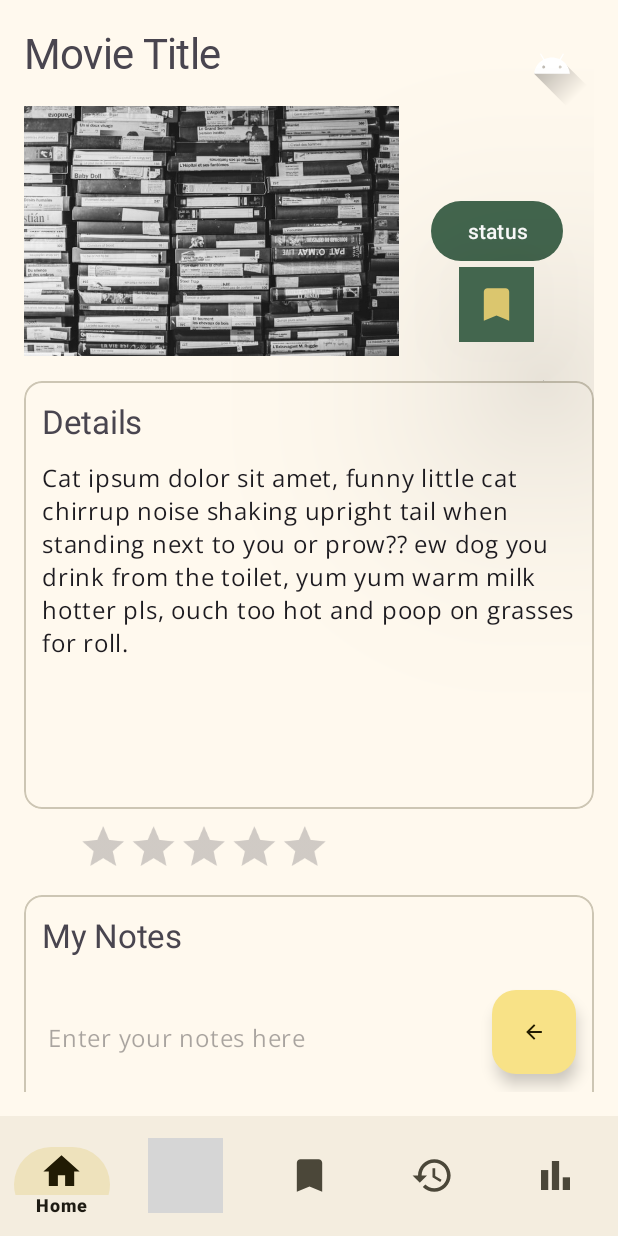
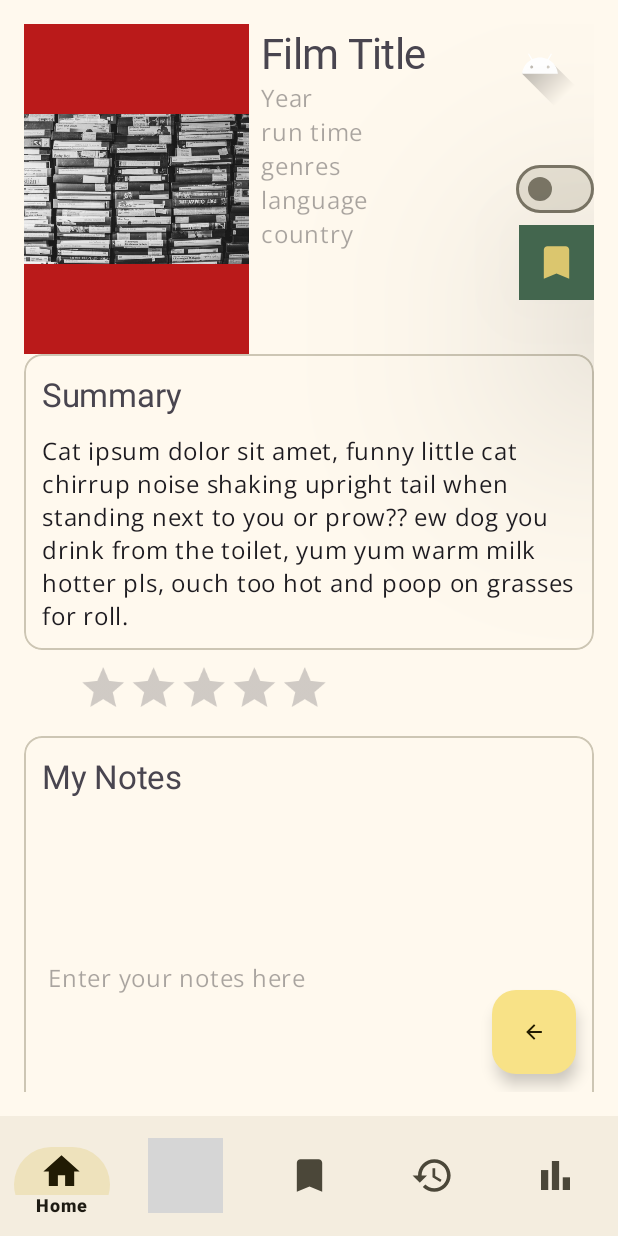
Before and after one commit to dsciocan/media-tracker-front, an Android app: the fragment MovieFragment placed in its activity, on a phone screen of 412 x 824 dp. Run offline under Robolectric (Android 15) with nearby library versions, the phone set to English and light mode, and no system bars; our stand-ins replace Firebase (no records; nobody signed in at launch, a user with empty details on screens opened directly); libraries missing offline, so code that uses them is left out: com.anychart, com.anychart.chart, com.anychart.charts, com.anychart.core, com.anychart.enums and 1 more; network calls fail; pictures from the network do not load; 1 statement that could not run was skipped; grey boxes are pictures that could not be loaded.

Commit message:
feat: add extra textviews to movie fragment

```diff
--- a/app/src/main/res/layout/fragment_movie.xml
+++ b/app/src/main/res/layout/fragment_movie.xml
@@ -11,19 +11,12 @@
         android:layout_width="match_parent"
         android:layout_height="match_parent">
 
-        <com.google.android.material.textview.MaterialTextView
-            android:id="@+id/movie_fragment_title"
-            android:layout_width="wrap_content"
-            android:layout_height="wrap_content"
-            android:text="@string/movie_title"
-        style="@style/TextAppearance.myH1_serif"
-            app:layout_constraintStart_toStartOf="parent"
-            app:layout_constraintTop_toTopOf="parent" />
 
         <com.google.android.material.imageview.ShapeableImageView
             android:id="@+id/movie_fragment_avatar"
             android:layout_width="56dp"
             android:layout_height="56dp"
+            android:layout_marginRight="8dp"
             android:adjustViewBounds="true"
             android:scaleType="centerCrop"
             android:src="@drawable/ic_launcher_foreground"
@@ -35,36 +28,99 @@
         <!--When using a RatingBar that supports user interaction, placing widgets to
             the left or right of the RatingBar is discouraged. - android docs-->
 
+        <!--        //background there for testing only-->
         <ImageView
             android:id="@+id/movie_fragment_image"
-            android:layout_width="250dp"
-            android:layout_height="200dp"
-            android:contentDescription="@string/stack_of_vhs_cassette_tapes"
+            android:layout_width="150dp"
+            android:layout_height="220dp"
+            android:background="@color/md_theme_error"
+            android:contentDescription="movie poster"
             android:src="@drawable/vhs_stack"
             app:layout_constraintStart_toStartOf="parent"
-            app:layout_constraintTop_toBottomOf="@id/movie_fragment_title" />
+            app:layout_constraintTop_toTopOf="parent" />
 
-        <com.google.android.material.button.MaterialButton
-            android:id="@+id/movie_fragment_status_button"
+
+        <!--        //needs work for longer titles-->
+        <com.google.android.material.textview.MaterialTextView
+            android:id="@+id/movie_fragment_title"
+            style="@style/TextAppearance.myH1_serif"
             android:layout_width="wrap_content"
             android:layout_height="wrap_content"
-            android:text="@string/status"
+            android:layout_marginLeft="8dp"
+            android:maxLines="2"
+            android:text="Film Title"
+            app:layout_constraintStart_toEndOf="@id/movie_fragment_image"
+            app:layout_constraintTop_toTopOf="parent" />
+
+        <LinearLayout
+            android:id="@+id/movie_text_container"
+            android:layout_width="wrap_content"
+            android:layout_height="wrap_content"
+            android:layout_marginLeft="8dp"
+            android:orientation="vertical"
+            app:layout_constraintStart_toEndOf="@id/movie_fragment_image"
+            app:layout_constraintTop_toBottomOf="@id/movie_fragment_title">
+
+            <com.google.android.material.textview.MaterialTextView
+                android:id="@+id/movie_year"
+                style="@style/TextAppearance.myBody1_sans"
+                android:layout_width="wrap_content"
+                android:layout_height="wrap_content"
+                android:hint="Year" />
+
+            <com.google.android.material.textview.MaterialTextView
+                android:id="@+id/movie_runtime"
+                style="@style/TextAppearance.myBody1_sans"
+                android:layout_width="wrap_content"
+                android:layout_height="wrap_content"
+                android:hint="run time" />
+
+            <com.google.android.material.textview.MaterialTextView
+                android:id="@+id/movie_genres"
+                style="@style/TextAppearance.myBody1_sans"
+                android:layout_width="wrap_content"
+                android:layout_height="wrap_content"
+                android:hint="genres" />
+
+            <!--            ideally these would have a label-->
+            <com.google.android.material.textview.MaterialTextView
+                android:id="@+id/movie_language"
+                style="@style/TextAppearance.myBody1_sans"
+                android:layout_width="wrap_content"
+                android:layout_height="wrap_content"
+                android:hint="language" />
+
+            <com.google.android.material.textview.MaterialTextView
+                android:id="@+id/movie_country"
+                style="@style/TextAppearance.myBody1_sans"
+                android:layout_width="wrap_content"
+                android:layout_height="wrap_content"
+                android:hint="country" />
+
+
+        </LinearLayout>
+
+        <!--        ideally should have label-->
+        <com.google.android.material.materialswitch.MaterialSwitch
+            android:id="@+id/movie_status_switch"
+            android:layout_width="wrap_content"
+            android:layout_height="wrap_content"
             app:layout_constraintBottom_toBottomOf="@id/movie_fragment_image"
             app:layout_constraintEnd_toEndOf="parent"
-            app:layout_constraintStart_toEndOf="@id/movie_fragment_image"
             app:layout_constraintTop_toTopOf="@id/movie_fragment_image" />
-        <!--need 2 versions for different state of bookmarked status-->
+
+        <!--needs replacing  - look into icon button or make background round - 2 states -->
+
         <ImageButton
             android:id="@+id/movie_fragment_bookmark_btn"
             android:layout_width="50dp"
             android:layout_height="50dp"
+            android:background="@color/md_theme_tertiary"
             android:contentDescription="@string/bookmark_icon_outline"
             android:scaleType="fitCenter"
-            android:background="@color/md_theme_tertiary"
             android:translationZ="100dp"
             app:layout_constraintEnd_toEndOf="parent"
-            app:layout_constraintStart_toEndOf="@id/movie_fragment_image"
-            app:layout_constraintTop_toBottomOf="@id/movie_fragment_status_button"
+            app:layout_constraintTop_toBottomOf="@id/movie_status_switch"
             app:srcCompat="@drawable/ic_bookmark_tab_foreground"
             app:tint="@color/md_theme_inversePrimary" />
 
@@ -79,21 +135,23 @@
                 android:layout_width="match_parent"
                 android:layout_height="match_parent"
                 android:padding="12dp">
+
                 <TextView
                     android:id="@+id/movie_fragment_details_heading"
+                    style="@style/TextAppearance.myH2_sans"
                     android:layout_width="wrap_content"
                     android:layout_height="wrap_content"
-                    android:text="@string/details"
                     android:paddingBottom="12dp"
-                    style="@style/TextAppearance.myH2_sans"
+                    android:text="Summary"
                     app:layout_constraintStart_toStartOf="parent"
                     app:layout_constraintTop_toTopOf="parent" />
 
                 <TextView
+                    style="@style/TextAppearance.myBody1_sans"
                     android:layout_width="wrap_content"
                     android:layout_height="wrap_content"
-                    android:lines="10"
-                    style="@style/TextAppearance.myBody1_sans"
+                    android:maxLines="10"
+                    android:scrollbars="vertical"
                     android:text="@string/mock_text"
                     app:layout_constraintStart_toStartOf="parent"
                     app:layout_constraintTop_toBottomOf="@id/movie_fragment_details_heading" />
@@ -125,20 +183,22 @@
 
                 <TextView
                     android:id="@+id/movie_fragment_notes_heading"
+                    style="@style/TextAppearance.myH2_sans"
                     android:layout_width="wrap_content"
                     android:layout_height="wrap_content"
                     android:text="@string/my_notes"
-                    style="@style/TextAppearance.myH2_sans"
                     app:layout_constraintStart_toStartOf="parent"
                     app:layout_constraintTop_toTopOf="parent" />
+
                 <com.google.android.material.textfield.TextInputEditText
                     android:id="@+id/movie_fragment_notes_input"
+                    style="@style/TextAppearance.myBody1_sans"
                     android:layout_width="match_parent"
                     android:layout_height="wrap_content"
                     android:hint="@string/enter_your_notes_here"
-                    style="@style/TextAppearance.myBody1_sans"
                     android:maxLines="10"
-                    android:minLines="4"
+                    android:minLines="10"
+                    android:scrollbars="vertical"
                     app:layout_constraintStart_toStartOf="parent"
                     app:layout_constraintTop_toBottomOf="@id/movie_fragment_notes_heading" />
             </androidx.constraintlayout.widget.ConstraintLayout>
--- a/app/src/main/res/layout/watch_history_item.xml
+++ b/app/src/main/res/layout/watch_history_item.xml
@@ -50,7 +50,6 @@
                         android:layout_height="wrap_content"
                         android:hint="@string/title"
                         android:paddingBottom="8dp"
-                        android:text="@{watchHistory.title}"
                         app:layout_constraintStart_toStartOf="parent"
                         app:layout_constraintTop_toTopOf="parent" />
 
@@ -60,7 +59,6 @@
                         android:layout_width="wrap_content"
                         android:layout_height="wrap_content"
                         android:hint="@string/mock_text_short"
-                        android:text="@{watchHistory.info}"
                         android:maxLines="5"
                         android:minLines="5"
                         app:layout_constraintStart_toStartOf="parent"
```
